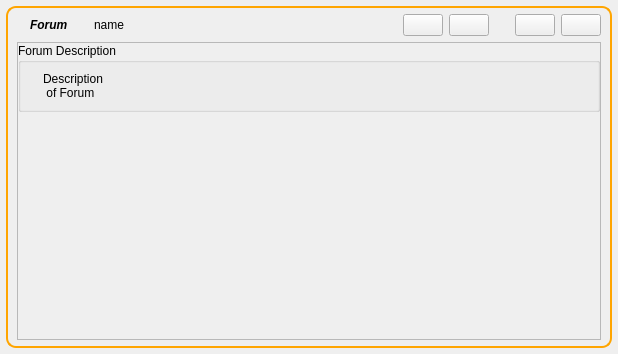
RetroShare/RetroShare, file retroshare-gui/src/gui/feeds/ForumNewItem.ui: the form before one commit.
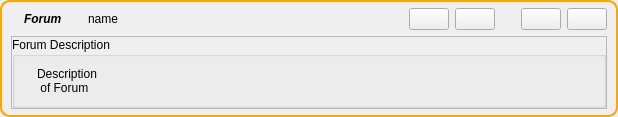
The form after the commit. Icons and pictures are not drawn.

Diff of the .ui file:
```diff
--- a/retroshare-gui/src/gui/feeds/ForumNewItem.ui
+++ b/retroshare-gui/src/gui/feeds/ForumNewItem.ui
@@ -7,7 +7,7 @@
     <x>0</x>
     <y>0</y>
     <width>618</width>
-    <height>354</height>
+    <height>117</height>
    </rect>
   </property>
   <property name="windowTitle">
@@ -15,7 +15,7 @@
   </property>
   <layout class="QGridLayout">
    <property name="margin">
-    <number>6</number>
+    <number>0</number>
    </property>
    <item row="0" column="0">
     <widget class="QFrame" name="frame">
@@ -273,19 +273,6 @@
            </layout>
           </widget>
          </item>
-         <item>
-          <spacer name="verticalSpacer">
-           <property name="orientation">
-            <enum>Qt::Vertical</enum>
-           </property>
-           <property name="sizeHint" stdset="0">
-            <size>
-             <width>20</width>
-             <height>40</height>
-            </size>
-           </property>
-          </spacer>
-         </item>
         </layout>
        </widget>
       </item>
```
Left out of the diff: 16 changed lines with no effect on the pictures.
